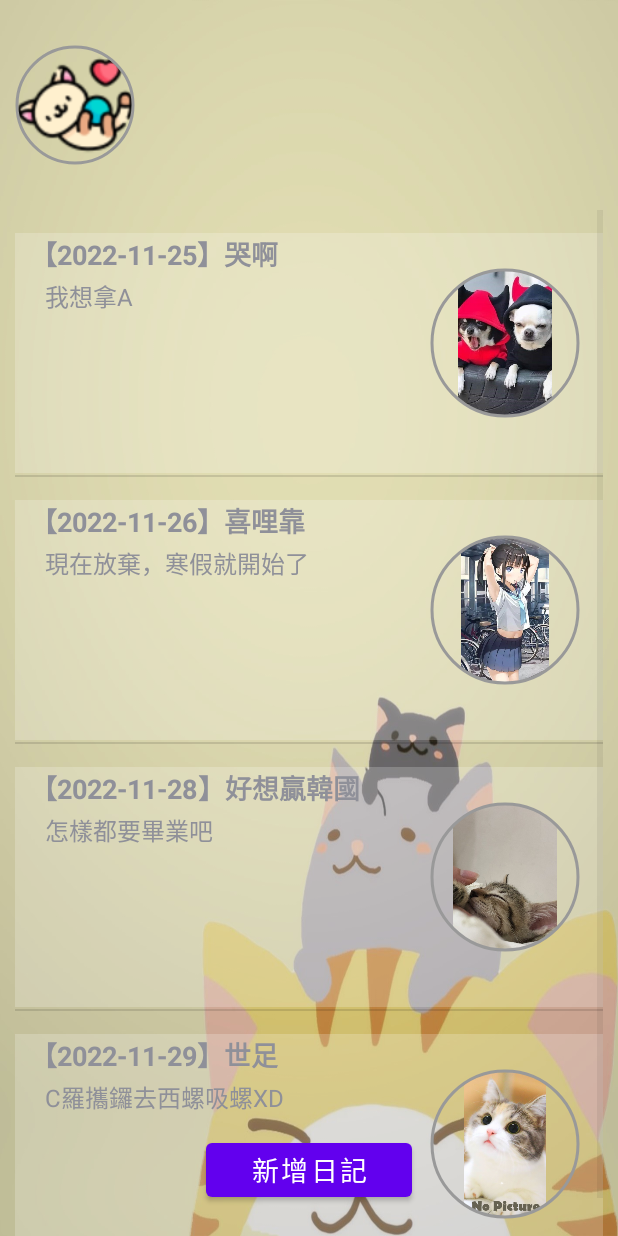
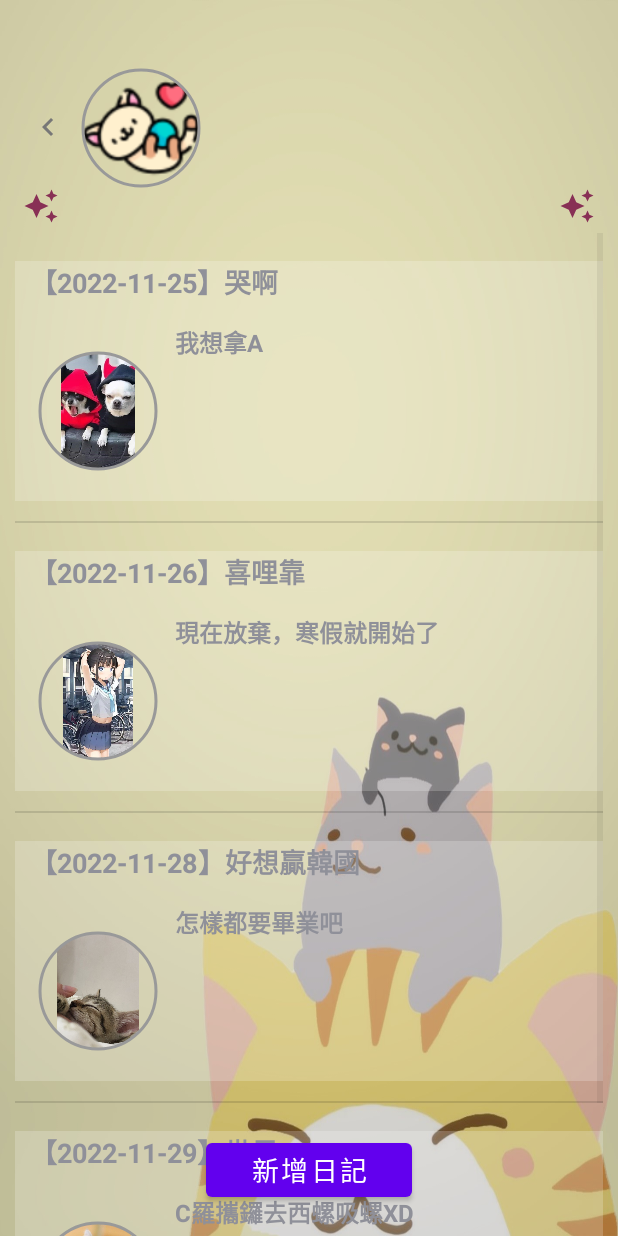
Before and after one commit to uNaXiG/PetManager, an Android app: the PetDiary screen opened directly, with no data from a screen before it, on a phone screen of 412 x 824 dp. Run offline under Robolectric (Android 15) with nearby library versions, the phone set to English and light mode, and no system bars; 1 statement that could not run was skipped.

Commit message:
UI update

```diff
--- a/app/src/main/java/com/example/petmanage/PetDiary.java
+++ b/app/src/main/java/com/example/petmanage/PetDiary.java
@@ -25,7 +25,19 @@ import android.widget.Toast;
 
 import com.google.android.material.imageview.ShapeableImageView;
 
+import java.io.BufferedReader;
+import java.io.PrintWriter;
+import java.net.Socket;
+
 public class PetDiary extends AppCompatActivity {
+
+    String server_ip;   // 伺服器IP
+    int server_port;       // port number
+    private Socket clientSocket;    //客戶端的socket
+
+    PrintWriter out;
+    BufferedReader in;
+    Settings setting;
 
     ListView diaryListView;
     Button addDiaryButton;
@@ -45,8 +57,12 @@ public class PetDiary extends AppCompatActivity {
         super.onCreate(savedInstanceState);
         setContentView(R.layout.activity_pet_diary);
 
+        setting = (Settings) getApplicationContext();
+        server_ip = setting.Get_IP();
+        server_port = setting.Get_Port();
 
-
+        pet_name = (TextView) findViewById(R.id.pet_name);
+        pet_name.setText("【" + setting.Get_Pet_Info().get(0).PetId + "】" + setting.Get_Pet_Info().get(0).Name + " 的日記本");
 
         diaryListView = (ListView) findViewById(R.id.diary_list);
         addDiaryButton = (Button) findViewById(R.id.add_diary_button);
@@ -58,6 +74,14 @@ public class PetDiary extends AppCompatActivity {
             public void onItemClick(AdapterView<?> parent, View view, int position, long id) {
                 String title_str = title[(int) id];
                 Toast.makeText(PetDiary.this, title_str, Toast.LENGTH_SHORT).show();
+            }
+        });
+
+        TextView back = (TextView) findViewById(R.id.back);
+        back.setOnClickListener(new View.OnClickListener() {
+            @Override
+            public void onClick(View view) {
+                finish();
             }
         });
 
--- a/app/src/main/res/drawable/award.xml
+++ b/app/src/main/res/drawable/award.xml
@@ -1,4 +1,4 @@
-<vector android:height="24dp" android:tint="#000000"
+<vector android:height="24dp" android:tint="#883055"
     android:viewportHeight="24" android:viewportWidth="24"
     android:width="24dp" xmlns:android="http://schemas.android.com/apk/res/android">
     <path android:fillColor="@android:color/white" android:pathData="M19,9l1.25,-2.75L23,5l-2.75,-1.25L19,1l-1.25,2.75L15,5l2.75,1.25L19,9zM11.5,9.5L9,4 6.5,9.5 1,12l5.5,2.5L9,20l2.5,-5.5L17,12l-5.5,-2.5zM19,15l-1.25,2.75L15,19l2.75,1.25L19,23l1.25,-2.75L23,19l-2.75,-1.25L19,15z"/>
--- a/app/src/main/res/layout/activity_pet_diary.xml
+++ b/app/src/main/res/layout/activity_pet_diary.xml
@@ -10,10 +10,24 @@
         android:layout_width="match_parent"
         android:layout_height="wrap_content"
         android:id="@+id/show_img_layout"
-        android:layout_marginTop="30dp"
+        android:layout_marginTop="45dp"
         android:layout_marginLeft="10dp"
         android:layout_marginRight="10dp"
         android:orientation="horizontal">
+        <TextView
+            android:layout_marginTop="15dp"
+            android:layout_marginBottom="15dp"
+            android:layout_marginLeft="10dp"
+            android:layout_marginRight="10dp"
+            android:textSize="18dp"
+            android:textStyle="bold"
+            android:textColor="#555"
+            android:layout_width="wrap_content"
+            android:layout_height="wrap_content"
+            android:textAlignment="center"
+            android:id="@+id/back"
+            android:layout_gravity="center"
+            android:drawableLeft="@drawable/pointer_left"/>
         <com.google.android.material.imageview.ShapeableImageView
             android:id="@+id/petimage"
             android:layout_width="80dp"
@@ -30,10 +44,14 @@
         android:layout_width="match_parent"
         android:layout_height="wrap_content"
         android:layout_below="@id/show_img_layout"
+        android:drawableLeft="@drawable/award"
+        android:drawableRight="@drawable/award"
         android:id="@+id/pet_name"
+        android:textAlignment="center"
         android:textSize="18dp"
         android:text=""
-        android:layout_marginLeft="10dp"/>
+        android:layout_marginLeft="15dp"
+        android:layout_marginRight="15dp"/>
 
     <ListView
         android:id="@+id/diary_list"
--- a/app/src/main/res/layout/activity_system_setting.xml
+++ b/app/src/main/res/layout/activity_system_setting.xml
@@ -31,6 +31,7 @@
                 android:layout_width="match_parent"
                 android:layout_height="wrap_content"
                 android:textAlignment="center"
+                android:id="@+id/back"
                 android:drawableLeft="@drawable/pointer_left"
                 android:text="  系統設定  " />
             <View
--- a/app/src/main/res/layout/diary_listview.xml
+++ b/app/src/main/res/layout/diary_listview.xml
@@ -19,18 +19,18 @@
         app:layout_constraintVertical_bias="0.198"
         android:background="#33ffffff" />
 
+
     <com.google.android.material.imageview.ShapeableImageView
         android:id="@+id/diary_image"
-        android:layout_width="100dp"
-        android:layout_height="100dp"
+        android:layout_width="80dp"
+        android:layout_height="80dp"
         android:layout_marginTop="30dp"
         android:layout_marginRight="15dp"
-        app:layout_constraintBottom_toBottomOf="parent"
-        app:layout_constraintEnd_toEndOf="parent"
-        app:layout_constraintHorizontal_bias="1.0"
+        android:layout_marginLeft="15dp"
+        app:layout_constraintTop_toBottomOf="@+id/date"
+        app:layout_constraintHorizontal_bias="0.497"
         app:layout_constraintStart_toStartOf="parent"
-        app:layout_constraintTop_toTopOf="parent"
-        app:layout_constraintVertical_bias="0.189"
+        app:layout_constraintVertical_bias="0.199"
         android:padding="1dp"
         app:shapeAppearanceOverlay="@style/circleImageStyle"
         app:strokeColor="#999"
@@ -57,13 +57,14 @@
         android:layout_height="116dp"
         android:text="日記內容...."
         android:textSize="16dp"
-        android:layout_marginRight="100dp"
-        android:layout_marginTop="30dp"
-        android:layout_marginLeft="20dp"
-        android:layout_marginBottom="15dp"
-        app:layout_constraintBottom_toBottomOf="@id/background"
-        app:layout_constraintHorizontal_bias="0.497"
-        app:layout_constraintStart_toStartOf="parent"
-        app:layout_constraintTop_toTopOf="@id/date"
-        app:layout_constraintVertical_bias="0.199" />
+        android:textStyle="bold"
+        android:layout_marginRight="20dp"
+        android:layout_marginTop="15dp"
+        android:layout_marginLeft="40dp"
+        app:layout_constraintEnd_toEndOf="parent"
+        app:layout_constraintTop_toBottomOf="@+id/date"
+        app:layout_constraintBottom_toBottomOf="@+id/background"
+        app:layout_constraintLeft_toRightOf="@+id/diary_image"
+        app:layout_constraintVertical_bias="0.189"
+        android:layout_marginBottom="15dp" />
 </androidx.constraintlayout.widget.ConstraintLayout>
```
Also changed, not shown: app/src/main/java/com/example/petmanage/EditPersonalInfo.java (+9 -0 lines), app/src/main/java/com/example/petmanage/SystemSetting.java (+12 -0 lines), app/src/main/res/layout/activity_edit_personal_info.xml (+14 -0 lines), app/src/main/res/drawable/diary_bg.jpg (added).
